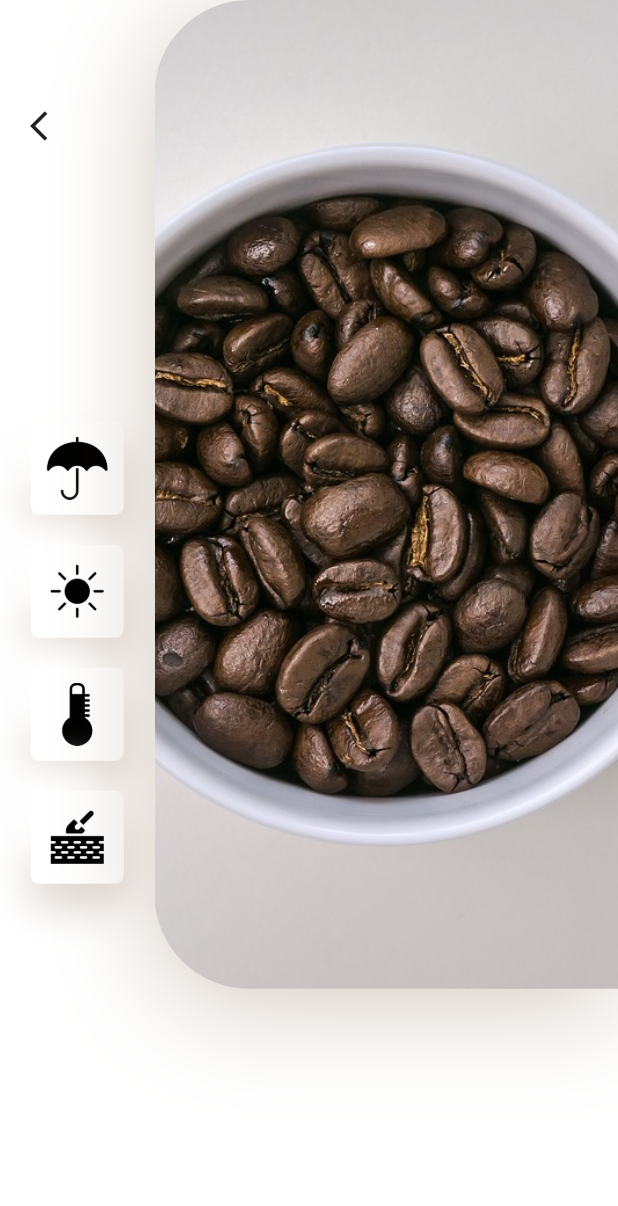
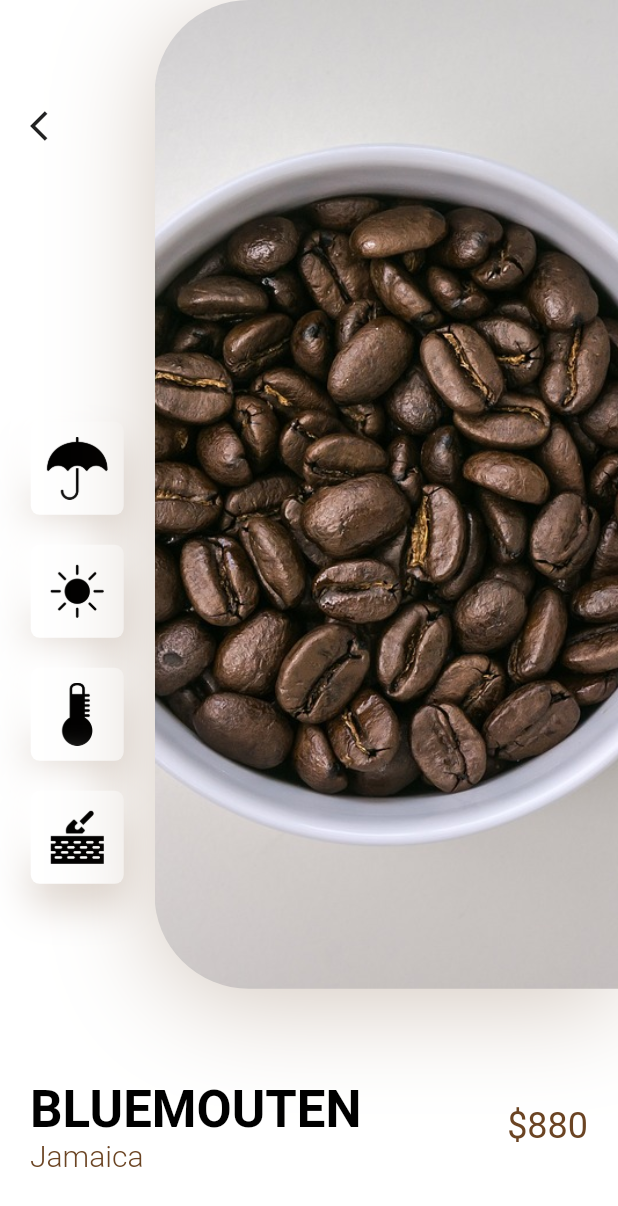
Before and after one commit to shinnkura/coffee_app, a Flutter app: the DetailsScreen screen opened directly, on a phone screen of 412 x 824 dp. Shown: the top 1206 px of the screen. Run offline on Flutter 3.47's test engine with Material 2 defaults, Android fonts, the phone set to English and light mode, and no system bars.

Commit message:
title_and_price.dartファイルを作成

```diff
--- a/lib/screens/details/components/body.dart
+++ b/lib/screens/details/components/body.dart
@@ -1,6 +1,7 @@
 import 'package:flutter/material.dart';
 
 import 'image_and_icon.dart';
+import 'title_and_price.dart';
 
 class Body extends StatelessWidget {
   const Body({super.key});
@@ -12,6 +13,11 @@
       child: Column(
         children: <Widget>[
           ImageAndIcons(size: size),
+          const TitleAndPrice(
+            title: "BLUEMOUTEN",
+            country: "Jamaica",
+            price: 880,
+          ),
         ],
       ),
     );
--- a/lib/screens/details/components/image_and_icon.dart
+++ b/lib/screens/details/components/image_and_icon.dart
@@ -65,7 +65,7 @@
                   ),
                   boxShadow: [
                     BoxShadow(
-                      offset: Offset(0, 10),
+                      offset: const Offset(0, 10),
                       blurRadius: 60,
                       color: kPrimaryColor.withOpacity(0.29),
                     ),
--- /dev/null
+++ b/lib/screens/details/components/title_and_price.dart
@@ -0,0 +1,56 @@
+import 'package:flutter/material.dart';
+
+import '../../../constants.dart';
+
+class TitleAndPrice extends StatelessWidget {
+  const TitleAndPrice({
+    super.key,
+    required this.title,
+    required this.price,
+    required this.country,
+  });
+
+  final String title;
+  final String country;
+  final int price;
+
+  @override
+  Widget build(BuildContext context) {
+    return Padding(
+      padding: const EdgeInsets.symmetric(horizontal: kDefaultPadding),
+      child: Row(
+        children: <Widget>[
+          RichText(
+            text: TextSpan(
+              children: [
+                TextSpan(
+                  text: "$title\n",
+                  style: Theme.of(context).textTheme.headlineMedium?.copyWith(
+                        color: Colors.black,
+                        fontWeight: FontWeight.bold,
+                      ),
+                ),
+                TextSpan(
+                  text: country,
+                  style: const TextStyle(
+                    fontSize: 20,
+                    color: kPrimaryColor,
+                    fontWeight: FontWeight.w300,
+                  ),
+                ),
+              ],
+            ),
+          ),
+          const Spacer(),
+          Text(
+            "\$$price",
+            style: Theme.of(context)
+                .textTheme
+                .headlineSmall
+                ?.copyWith(color: kPrimaryColor),
+          ),
+        ],
+      ),
+    );
+  }
+}
--- a/lib/screens/home/components/recomend_coffee.dart
+++ b/lib/screens/home/components/recomend_coffee.dart
@@ -16,7 +16,7 @@
           RecomendePlantCard(
             image: "assets/images/image_1.png",
             title: "BlueMouten",
-            price: 1000,
+            price: 880,
             press: () {
               Navigator.push(
                 context,
@@ -29,7 +29,7 @@
           RecomendePlantCard(
             image: "assets/images/image_1.png",
             title: "BlueMouten",
-            price: 1000,
+            price: 880,
             press: () {
               Navigator.push(
                 context,
@@ -42,7 +42,7 @@
           RecomendePlantCard(
             image: "assets/images/image_1.png",
             title: "BlueMouten",
-            price: 1000,
+            price: 880,
             press: () {
               Navigator.push(
                 context,
```
